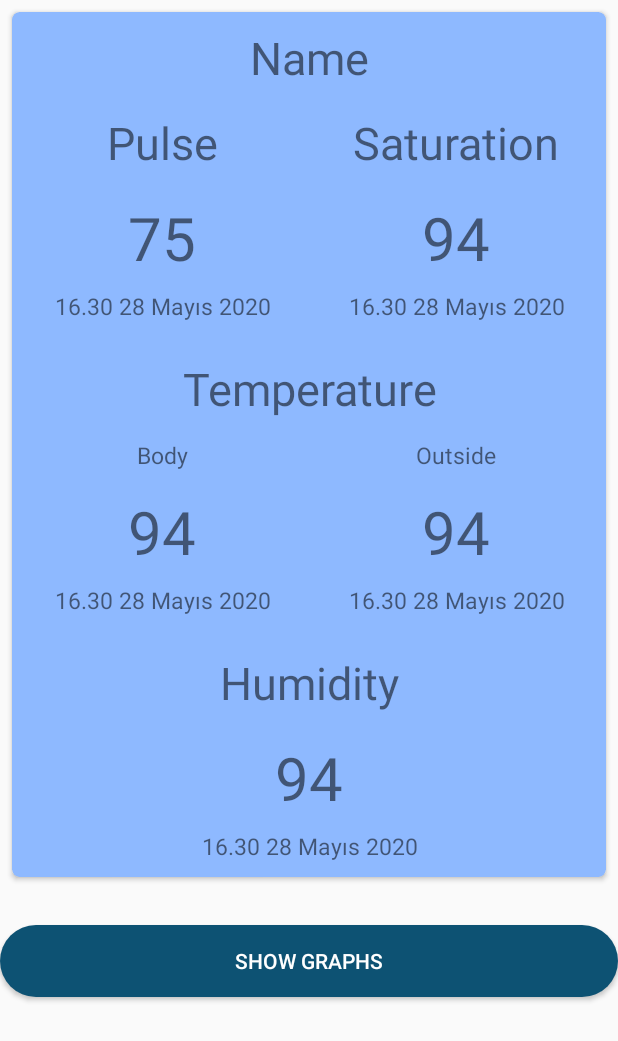
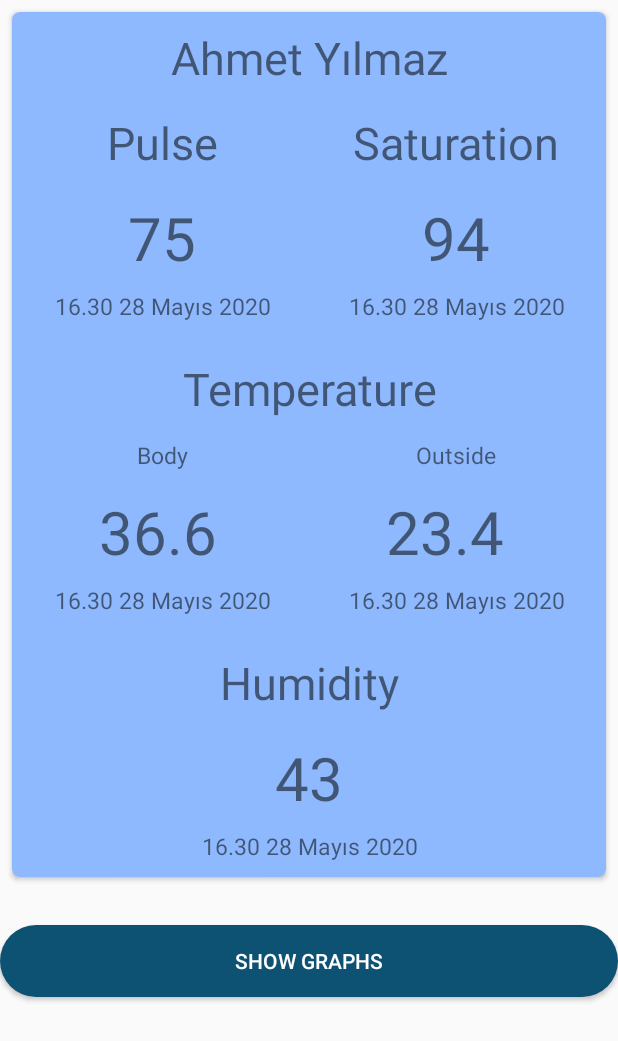
Before and after one commit to z61ahmetemre/Cristband, an Android app: the layout activity_main.xml on its own in the app's theme, with its tools: preview values and no code run, on a phone screen of 412 x 824 dp. Shown: the top 1041 px of the screen. Run offline under Robolectric (Android 15) with nearby library versions, the phone set to English and light mode, and no system bars; plain views replace GraphView.

Commit message:
demo fixes

```diff
--- a/app/src/main/java/com/example/cristband/MainActivity.java
+++ b/app/src/main/java/com/example/cristband/MainActivity.java
@@ -374,7 +374,7 @@ public class MainActivity extends AppCompatActivity {
 
         if (user.getTemperaturebody().get(user.getTemperaturebody().size() - 1).getData() < 35.5) {
             notification3("Body temperature is low: " + user.getTemperaturebody().get(user.getTemperaturebody().size() - 1).getData() + " at " + getDate(user.getTemperaturebody().get(user.getTemperaturebody().size() - 1).getTimestamp()));
-        } else if (user.getTemperaturebody().get(user.getTemperaturebody().size() - 1).getData() > 36) {
+        } else if (user.getTemperaturebody().get(user.getTemperaturebody().size() - 1).getData() > 37) {
             notification3("Body temperature is high: " + user.getTemperaturebody().get(user.getTemperaturebody().size() - 1).getData() + " at " + getDate(user.getTemperaturebody().get(user.getOxygen().size() - 1).getTimestamp()));
         }
     }
--- a/app/src/main/java/com/example/cristband/User.java
+++ b/app/src/main/java/com/example/cristband/User.java
@@ -29,7 +29,7 @@ public class User {
     private List<Data>    temperature;
     private List<Data>    temperaturebody;
     private int           lastindex;
-    private String        lastseen;
+    private long          lastseen;
     private String        updater;
 
     private DatabaseReference   mDatabase;
@@ -134,11 +134,11 @@ public class User {
         this.lastindex = lastindex;
     }
 
-    public String getLastseen() {
+    public long getLastseen() {
         return lastseen;
     }
 
-    public void setLastseen(String lastseen) {
+    public void setLastseen(long lastseen) {
         this.lastseen = lastseen;
     }
 
--- a/app/src/main/java/com/example/cristband/UserHolder.java
+++ b/app/src/main/java/com/example/cristband/UserHolder.java
@@ -16,7 +16,7 @@ public class UserHolder {
     private List<Data>    temperature;
     private List<Data>    temperaturebody;
     private int           lastindex;
-    private String        lastseen;
+    private long          lastseen;
     private String        updater;
 
     public UserHolder() {
@@ -118,11 +118,11 @@ public class UserHolder {
         this.lastindex = lastindex;
     }
 
-    public String getLastseen() {
+    public long getLastseen() {
         return lastseen;
     }
 
-    public void setLastseen(String lastseen) {
+    public void setLastseen(long lastseen) {
         this.lastseen = lastseen;
     }
 
--- a/app/src/main/res/layout/activity_main.xml
+++ b/app/src/main/res/layout/activity_main.xml
@@ -32,7 +32,7 @@
                     <TextView
                         android:layout_width="match_parent"
                         android:layout_height="wrap_content"
-                        android:text="Name"
+                        android:text="Ahmet Yılmaz"
                         android:padding="8dp"
                         android:id="@+id/name_text"
                         android:textSize="30sp"
@@ -153,22 +153,23 @@
                         android:orientation="horizontal">
 
                         <TextView
+                            android:id="@+id/temperature_body_data"
+                            android:layout_width="wrap_content"
+                            android:layout_height="wrap_content"
+                            android:padding="8dp"
+                            android:gravity="center"
+                            android:text="36.6"
+                            android:textSize="40sp"
+                            android:layout_weight="2"/>
+
+                        <TextView
                             android:id="@+id/temperature_data"
                             android:layout_width="wrap_content"
                             android:layout_height="wrap_content"
                             android:padding="8dp"
                             android:gravity="center"
-                            android:text="94"
-                            android:textSize="40sp"
-                            android:layout_weight="2"/>
-
-                        <TextView
-                            android:id="@+id/temperature_body_data"
-                            android:layout_width="wrap_content"
-                            android:layout_height="wrap_content"
-                            android:padding="8dp"
-                            android:gravity="center"
-                            android:text="94"
+                            android:text="23.4
+"
                             android:textSize="40sp"
                             android:layout_weight="2"/>
 
@@ -224,7 +225,7 @@
                             android:layout_height="wrap_content"
                             android:padding="8dp"
                             android:gravity="center"
-                            android:text="94"
+                            android:text="43"
                             android:textSize="40sp"
                             android:layout_weight="2"/>
                     </LinearLayout>
```
